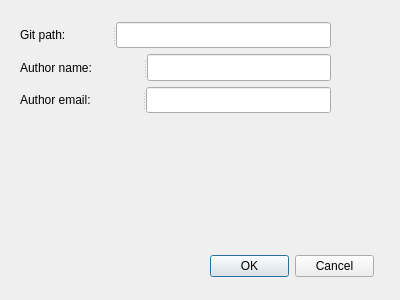
Before: the Qt Designer form configure.ui in jgm/gitit, drawn with Qt 5.
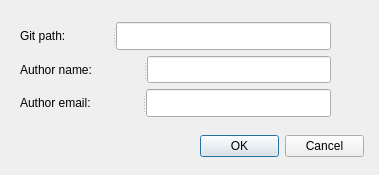
After: the same form once the commit is applied.

Patch:
```diff
--- a/configure.ui
+++ b/configure.ui
@@ -6,8 +6,8 @@
    <rect>
     <x>0</x>
     <y>0</y>
-    <width>400</width>
-    <height>300</height>
+    <width>379</width>
+    <height>175</height>
    </rect>
   </property>
   <property name="windowTitle">
@@ -16,8 +16,8 @@
   <widget class="QDialogButtonBox" name="buttonBox">
    <property name="geometry">
     <rect>
-     <x>210</x>
-     <y>250</y>
+     <x>200</x>
+     <y>130</y>
      <width>164</width>
      <height>32</height>
     </rect>
@@ -29,13 +29,13 @@
     <set>QDialogButtonBox::Cancel|QDialogButtonBox::Ok</set>
    </property>
   </widget>
-  <widget class="QWidget" name="">
+  <widget class="QWidget" name="layoutWidget">
    <property name="geometry">
     <rect>
      <x>20</x>
      <y>22</y>
      <width>311</width>
-     <height>91</height>
+     <height>95</height>
     </rect>
    </property>
    <layout class="QVBoxLayout" name="verticalLayout">
```
